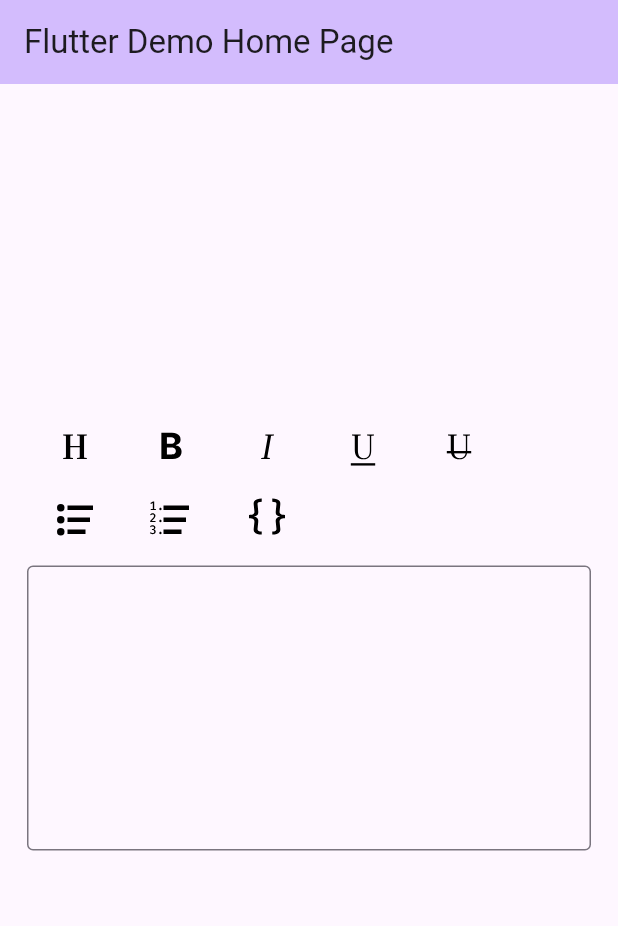
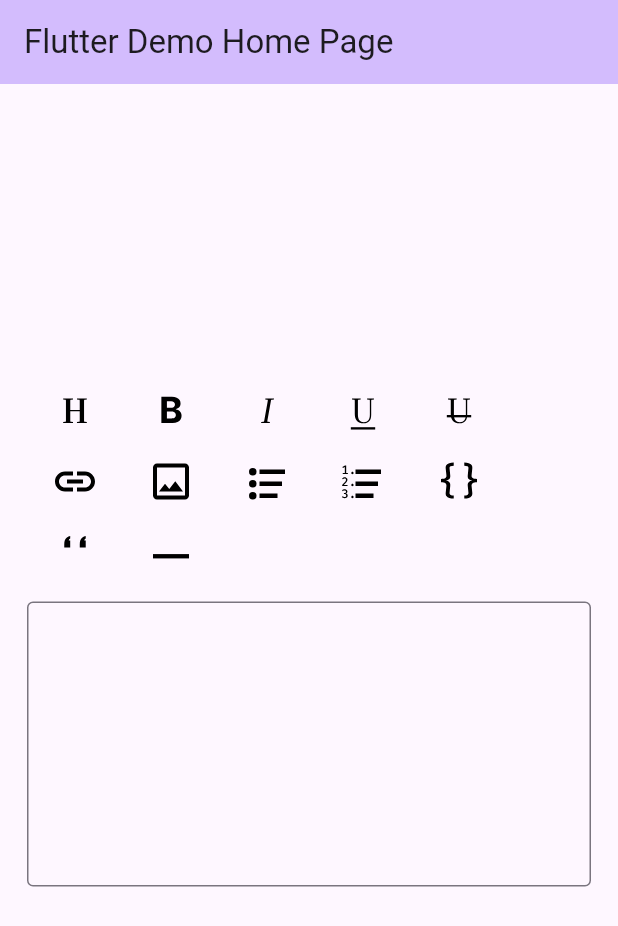
Before and after one commit to feliperfdev/markdown-editor, a Flutter app: the screen it shows after launch, on a phone screen of 412 x 824 dp. Shown: the top 926 px of the screen. Run offline on Flutter 3.47's test engine with Material 3 defaults, Android fonts, the phone set to English and light mode, and no system bars; our stand-ins replace flutter_markdown, flutter_svg.

Commit message:
feat: Image and link options

```diff
--- a/lib/main.dart
+++ b/lib/main.dart
@@ -59,6 +59,7 @@ class _MyHomePageState extends State<MyHomePage> {
               const SizedBox(height: 40),
               MarkdownBody(
                 data: text,
+                softLineBreak: true,
               ),
             ],
           ),
--- a/lib/src/models/markdown_type.dart
+++ b/lib/src/models/markdown_type.dart
@@ -21,7 +21,11 @@ enum MarkdownType {
   ),
   link(
     'Link',
-    '',
+    'assets/icons/link.svg',
+  ),
+  image(
+    'Image',
+    'assets/icons/image.svg',
   ),
   bullet(
     'Bullet',
@@ -37,11 +41,11 @@ enum MarkdownType {
   ),
   blockquote(
     'Blockquote',
-    '',
+    'assets/icons/blockquote.svg',
   ),
   separator(
     'Separator',
-    '',
+    'assets/icons/separator.svg',
   );
 
   final String name;
--- a/lib/src/widgets/md_editor_widget.dart
+++ b/lib/src/widgets/md_editor_widget.dart
@@ -7,10 +7,12 @@ import '../constants/options_constant_keys.dart';
 class MarkdownEditor extends StatefulWidget {
   final Color? optionsColor;
   final Function(String text) markdownText;
+  final bool? showTooltip;
   const MarkdownEditor({
     super.key,
     required this.markdownText,
     this.optionsColor,
+    this.showTooltip = true,
   });
 
   @override
@@ -39,11 +41,16 @@ class _MarkdownEditorState extends State<MarkdownEditor> {
               Wrap(
                 children: [
                   ...controller.mdOptions
-                      .where((element) =>
-                          (element[OptionsConstantKey.optionIcon] as String)
+                      .where((type) =>
+                          (type[OptionsConstantKey.optionIcon] as String)
                               .isNotEmpty)
                       .map(
-                        (type) => TextButton(
+                        (type) => Tooltip(
+                          decoration: widget.showTooltip!
+                              ? null
+                              : const BoxDecoration(),
+                          message: type[OptionsConstantKey.optionName],
+                          child: TextButton(
                             onPressed: () {
                               controller.onSelectOption(
                                   type[OptionsConstantKey.optionType]);
@@ -53,6 +60,7 @@ class _MarkdownEditorState extends State<MarkdownEditor> {
                               colorFilter: ColorFilter.mode(
                                 widget.optionsColor ?? Colors.black,
                                 BlendMode.srcIn,
+                              ),
                             ),
                           ),
                         ),
```
Also changed, not shown: lib/src/controllers/md_editor_controller.dart (+22 -2 lines), assets/icons/blockquote.svg (added), assets/icons/image.svg (added), assets/icons/link.svg (added), assets/icons/separator.svg (added). Lines whose indentation alone changed are shown as unchanged.
